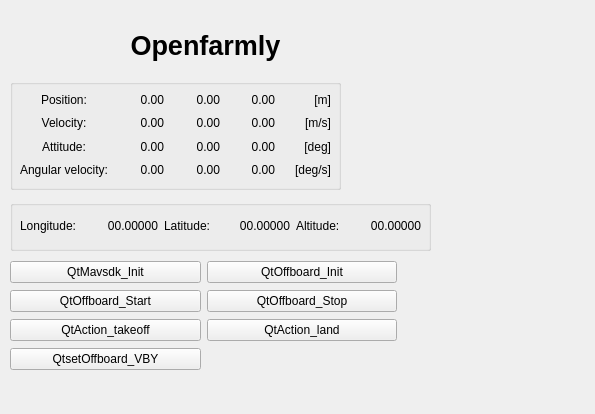
Old version of the form widget.ui in the repository UAVOB-avoidproj/Openfarmly_Server.
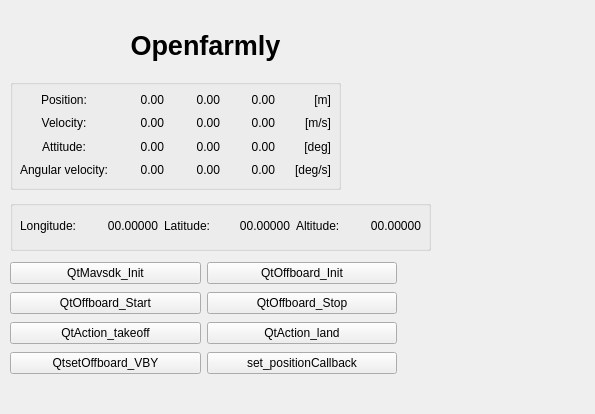
New version of the form. Icons and pictures are not drawn.

```diff
--- a/widget.ui
+++ b/widget.ui
@@ -19,7 +19,7 @@
      <x>10</x>
      <y>260</y>
      <width>387</width>
-     <height>111</height>
+     <height>120</height>
     </rect>
    </property>
    <layout class="QGridLayout" name="gridLayout_3">
@@ -72,6 +72,13 @@
       </property>
      </widget>
     </item>
+    <item row="6" column="1">
+     <widget class="QPushButton" name="set_positionCallback">
+      <property name="text">
+       <string>set_positionCallback</string>
+      </property>
+     </widget>
+    </item>
    </layout>
   </widget>
   <widget class="QLabel" name="logo_image">
```
Left out of the diff: 12 changed lines with no effect on the pictures.
